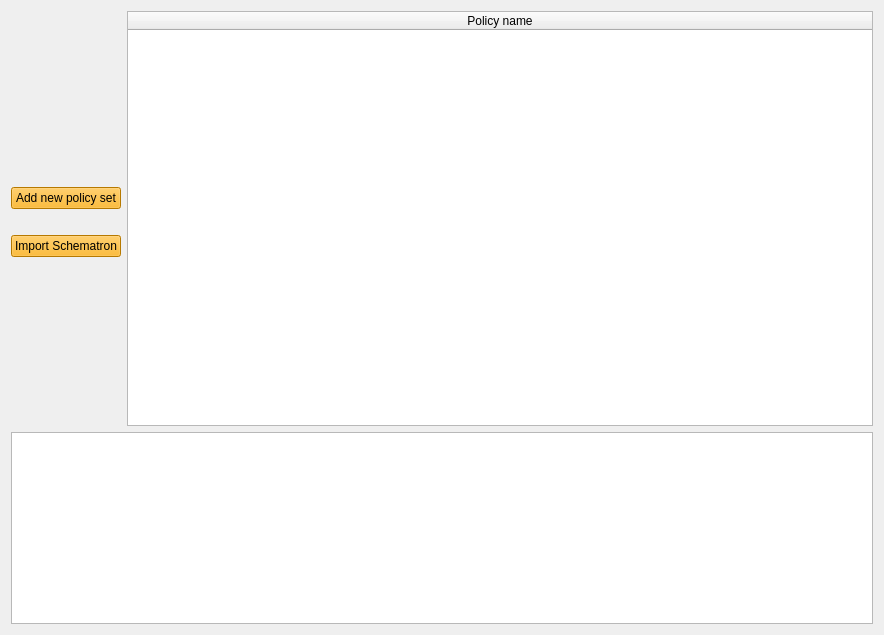
This is Source/GUI/Qt/policiesmenu.ui in MediaArea/MediaConch_SourceCode as Qt 5 draws it before an edit. The edited form follows.
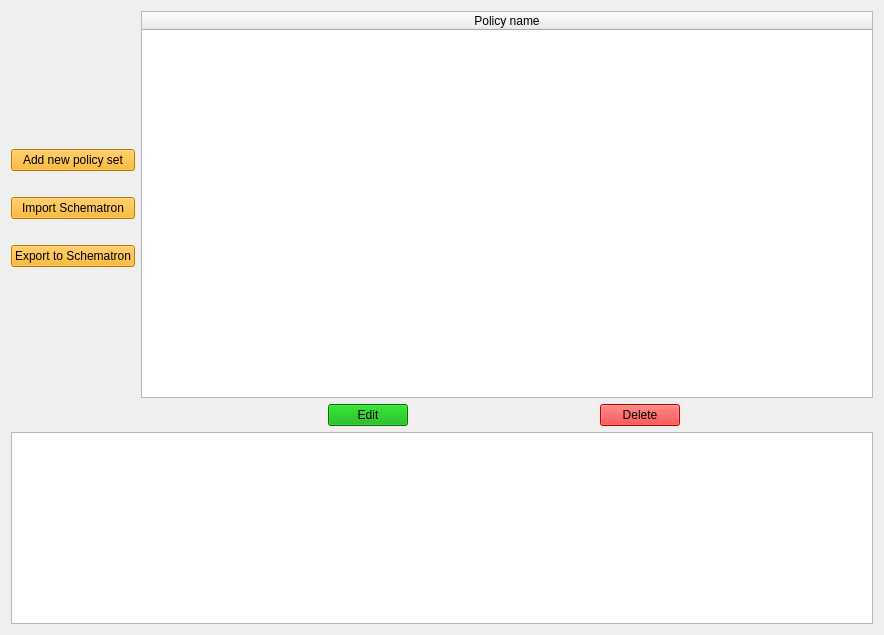
This is the edited form.

Commit message: Policies: add delete button for deleting a policy

The edit to the form file:
```diff
--- a/Source/GUI/Qt/policiesmenu.ui
+++ b/Source/GUI/Qt/policiesmenu.ui
@@ -17,10 +17,23 @@
    </sizepolicy>
   </property>
   <layout class="QGridLayout" name="gridLayout">
-   <item row="5" column="0" colspan="2">
-    <widget class="QPlainTextEdit" name="errors"/>
+   <item row="4" column="0">
+    <spacer name="verticalSpacer_4">
+     <property name="orientation">
+      <enum>Qt::Vertical</enum>
+     </property>
+     <property name="sizeType">
+      <enum>QSizePolicy::Maximum</enum>
+     </property>
+     <property name="sizeHint" stdset="0">
+      <size>
+       <width>20</width>
+       <height>20</height>
+      </size>
+     </property>
+    </spacer>
    </item>
-   <item row="0" column="1" rowspan="5">
+   <item row="0" column="1" rowspan="7" colspan="6">
     <widget class="QTableWidget" name="policies">
      <property name="selectionMode">
       <enum>QAbstractItemView::SingleSelection</enum>
@@ -73,7 +86,7 @@
      </property>
     </widget>
    </item>
-   <item row="4" column="0">
+   <item row="6" column="0">
     <spacer name="verticalSpacer">
      <property name="orientation">
       <enum>Qt::Vertical</enum>
@@ -115,6 +128,105 @@
      </property>
     </spacer>
    </item>
+   <item row="5" column="0">
+    <widget class="QPushButton" name="exportPolicies">
+     <property name="focusPolicy">
+      <enum>Qt::NoFocus</enum>
+     </property>
+     <property name="styleSheet">
+      <string notr="true">background-color: rgb(255, 170, 0);
+selection-background-color: rgb(255, 170, 0);
+</string>
+     </property>
+     <property name="text">
+      <string>Export to Schematron</string>
+     </property>
+    </widget>
+   </item>
+   <item row="7" column="1">
+    <spacer name="horizontalSpacer">
+     <property name="orientation">
+      <enum>Qt::Horizontal</enum>
+     </property>
+     <property name="sizeHint" stdset="0">
+      <size>
+       <width>40</width>
+       <height>20</height>
+      </size>
+     </property>
+    </spacer>
+   </item>
+   <item row="7" column="3">
+    <spacer name="horizontalSpacer_3">
+     <property name="orientation">
+      <enum>Qt::Horizontal</enum>
+     </property>
+     <property name="sizeHint" stdset="0">
+      <size>
+       <width>40</width>
+       <height>20</height>
+      </size>
+     </property>
+    </spacer>
+   </item>
+   <item row="8" column="0" colspan="7">
+    <widget class="QPlainTextEdit" name="errors"/>
+   </item>
+   <item row="7" column="6">
+    <spacer name="horizontalSpacer_2">
+     <property name="orientation">
+      <enum>Qt::Horizontal</enum>
+     </property>
+     <property name="sizeHint" stdset="0">
+      <size>
+       <width>40</width>
+       <height>20</height>
+      </size>
+     </property>
+    </spacer>
+   </item>
+   <item row="7" column="4">
+    <widget class="QPushButton" name="deletePolicy">
+     <property name="maximumSize">
+      <size>
+       <width>100</width>
+       <height>16777215</height>
+      </size>
+     </property>
+     <property name="focusPolicy">
+      <enum>Qt::NoFocus</enum>
+     </property>
+     <property name="styleSheet">
+      <string notr="true">background-color: rgb(255, 0, 0);
+selection-background-color: rgb(255, 0, 0);
+</string>
+     </property>
+     <property name="text">
+      <string>Delete</string>
+     </property>
+    </widget>
+   </item>
+   <item row="7" column="2">
+    <widget class="QPushButton" name="edit">
+     <property name="maximumSize">
+      <size>
+       <width>100</width>
+       <height>16777215</height>
+      </size>
+     </property>
+     <property name="focusPolicy">
+      <enum>Qt::NoFocus</enum>
+     </property>
+     <property name="styleSheet">
+      <string notr="true">background-color: rgb(0, 170, 0);
+selection-background-color: rgb(0, 170, 0);
+</string>
+     </property>
+     <property name="text">
+      <string>Edit</string>
+     </property>
+    </widget>
+   </item>
   </layout>
  </widget>
  <resources/>
```
The commit also changes 6 other files.
